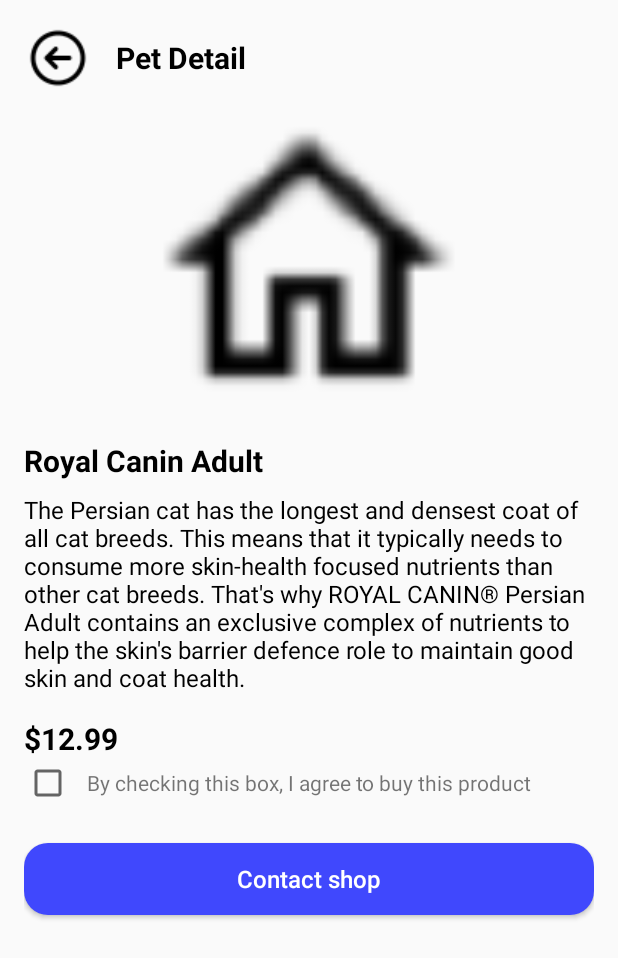
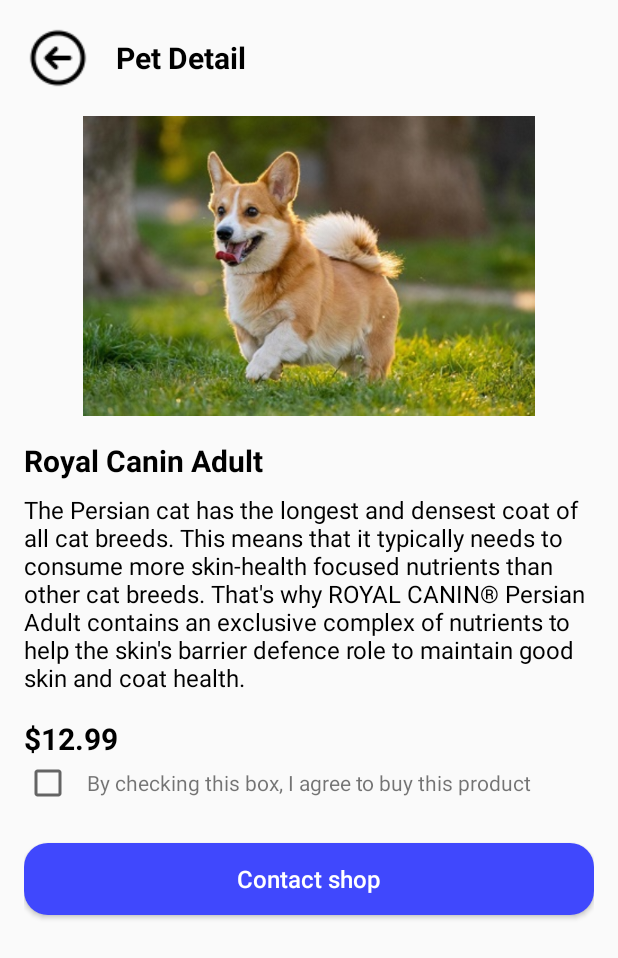
Before and after one commit to KenTheWhale/PRM392, an Android app: the ViewPostDetailActivity screen opened directly, with no data from a screen before it, on a phone screen of 412 x 824 dp. Shown: the top 958 px of the screen. Run offline under Robolectric (Android 15) with nearby library versions, the phone set to English and light mode, and no system bars; 1 statement that could not run was skipped.

```diff
--- a/app/src/main/java/com/ken/pettradingplatform/Adapter/CustomerPostAdapter.java
+++ b/app/src/main/java/com/ken/pettradingplatform/Adapter/CustomerPostAdapter.java
@@ -60,7 +60,7 @@ public class CustomerPostAdapter extends BaseAdapter {
 
         image.setImageResource(R.drawable.dog);
         name.setText(post.getTypeName());
-        price.setText(post.getPrice() + "");
+        price.setText("$" + post.getPrice());
         btnDetail.setOnClickListener(new View.OnClickListener() {
             @Override
             public void onClick(View v) {
--- a/app/src/main/java/com/ken/pettradingplatform/ViewPostDetailActivity.java
+++ b/app/src/main/java/com/ken/pettradingplatform/ViewPostDetailActivity.java
@@ -1,22 +1,102 @@
 package com.ken.pettradingplatform;
 
+import android.annotation.SuppressLint;
 import android.app.Activity;
 import android.content.Intent;
 import android.os.Bundle;
 import android.view.View;
+import android.widget.Button;
+import android.widget.CheckBox;
+import android.widget.CompoundButton;
 import android.widget.ImageButton;
+import android.widget.ImageView;
+import android.widget.TextView;
+import android.widget.Toast;
 
+import androidx.annotation.NonNull;
 import androidx.annotation.Nullable;
+
+import com.ken.pettradingplatform.configurations.APIClientConfig;
+import com.ken.pettradingplatform.controllers.CustomerController;
+import com.ken.pettradingplatform.reponses.CustomerPostResponse;
+import com.ken.pettradingplatform.requests.CustomerPostRequest;
+
+import retrofit2.Call;
+import retrofit2.Callback;
+import retrofit2.Response;
 
 public class ViewPostDetailActivity extends Activity {
 
     ImageButton btnBack;
+    ImageView image;
+    TextView name, description, price;
+    CheckBox checkBox;
+    Button btnContact;
+    CustomerController customerController;
+
+    @SuppressLint("MissingInflatedId")
     @Override
     protected void onCreate(@Nullable Bundle savedInstanceState) {
         super.onCreate(savedInstanceState);
         setContentView(R.layout.activity_detail_post);
 
         btnBack = findViewById(R.id.backButton);
+        image = findViewById(R.id.productImageView);
+        name = findViewById(R.id.productNameTextView);
+        description = findViewById(R.id.productDescriptionTextView);
+        price = findViewById(R.id.priceTextView);
+        checkBox = findViewById(R.id.cb_agree);
+        btnContact = findViewById(R.id.contactButton);
+
+        image.setImageResource(R.drawable.dog);
+        customerController = APIClientConfig.getClient().create(CustomerController.class);
+        CustomerPostRequest request = CustomerPostRequest.builder()
+                .id(getIntent().getIntExtra("postId", -1))
+                .build();
+        Call<CustomerPostResponse> response = customerController.getPostById(request);
+        response.enqueue(new Callback<CustomerPostResponse>() {
+            @SuppressLint("SetTextI18n")
+            @Override
+            public void onResponse(@NonNull Call<CustomerPostResponse> call, @NonNull Response<CustomerPostResponse> response) {
+                if(response.isSuccessful()) {
+                    assert response.body() != null;
+                    if (response.body().getStatus().equals("200")) {
+                        CustomerPostResponse.Post post = response.body().getData();
+                        name.setText(post.getTypeName());
+                        description.setText(post.getDescription());
+                        price.setText("$" + post.getPrice());
+
+                        checkBox.setOnCheckedChangeListener(new CompoundButton.OnCheckedChangeListener() {
+                            @Override
+                            public void onCheckedChanged(CompoundButton buttonView, boolean isChecked) {
+                                if(isChecked){
+                                    btnContact.setText("Pick it now");
+                                    btnContact.setOnClickListener(new View.OnClickListener() {
+                                        @Override
+                                        public void onClick(View v) {
+                                            choosePet();
+                                        }
+                                    });
+                                }else{
+                                    btnContact.setText("Contact seller");
+                                    btnContact.setOnClickListener(new View.OnClickListener() {
+                                        @Override
+                                        public void onClick(View v) {
+                                            contactSeller();
+                                        }
+                                    });
+                                }
+                            }
+                        });
+                    }
+                }
+            }
+
+            @Override
+            public void onFailure(@NonNull Call<CustomerPostResponse> call, @NonNull Throwable t) {
+                Toast.makeText(getApplicationContext(), "Load fail", Toast.LENGTH_LONG).show();
+            }
+        });
 
         btnBack.setOnClickListener(new View.OnClickListener() {
             @Override
@@ -24,6 +104,14 @@ public class ViewPostDetailActivity extends Activity {
                 moveToAnotherPage(processParentClassBackButton());
             }
         });
+    }
+
+    private void contactSeller(){
+
+    }
+
+    private void choosePet(){
+
     }
 
     private Class<?> processParentClassBackButton(){
--- a/app/src/main/java/com/ken/pettradingplatform/controllers/CustomerController.java
+++ b/app/src/main/java/com/ken/pettradingplatform/controllers/CustomerController.java
@@ -1,6 +1,8 @@
 package com.ken.pettradingplatform.controllers;
 
 import com.ken.pettradingplatform.reponses.CustomerPostListResponse;
+import com.ken.pettradingplatform.reponses.CustomerPostResponse;
+import com.ken.pettradingplatform.requests.CustomerPostRequest;
 
 import retrofit2.Call;
 import retrofit2.http.*;
@@ -8,5 +10,8 @@ import retrofit2.http.*;
 public interface CustomerController {
 
     @GET("api/Posts/ViewAllPost")
-    public Call<CustomerPostListResponse> getAllPost();
+    Call<CustomerPostListResponse> getAllPost();
+
+    @POST("api/Posts/ViewPostByID")
+    Call<CustomerPostResponse> getPostById(@Body CustomerPostRequest request);
 }
--- a/app/src/main/res/layout/activity_detail_post.xml
+++ b/app/src/main/res/layout/activity_detail_post.xml
@@ -78,9 +78,9 @@
             android:layout_height="wrap_content">
 
             <CheckBox
+                android:id="@+id/cb_agree"
                 android:layout_width="wrap_content"
-                android:layout_height="wrap_content"
-                />
+                android:layout_height="wrap_content"/>
 
             <TextView
                 android:layout_width="wrap_content"
```
Also changed, not shown: app/src/main/java/com/ken/pettradingplatform/reponses/CustomerPostResponse.java (added, +28 -0 lines), app/src/main/java/com/ken/pettradingplatform/requests/CustomerPostRequest.java (added, +14 -0 lines), app/src/main/res/layout/pest_post_customer.xml (+4 -3 lines).
